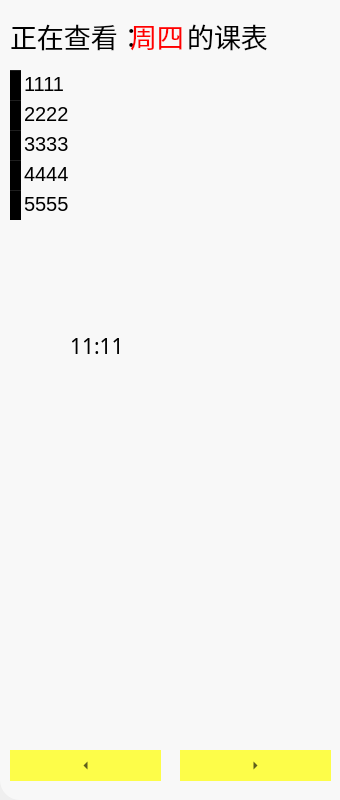
Old version of the form reminder_class.ui in the repository xiefujiang/class_reminder.
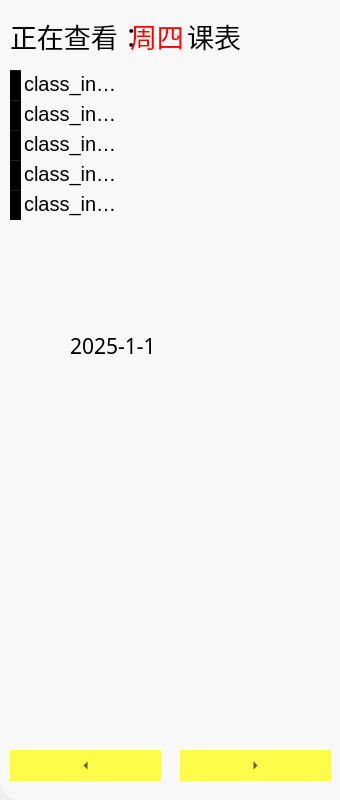
New version of the form.

Diff of the .ui file:
```diff
--- a/reminder_class.ui
+++ b/reminder_class.ui
@@ -19,7 +19,8 @@
    <string>Reminder_class</string>
   </property>
   <property name="styleSheet">
-   <string notr="true">border-bottom-left-radius: 20px;</string>
+   <string notr="true">border-bottom-left-radius: 20px;
+border-top-left-radius:0px;</string>
   </property>
   <widget class="QFrame" name="frame">
    <property name="geometry">
@@ -32,6 +33,7 @@
    </property>
    <property name="styleSheet">
     <string notr="true">border-bottom-left-radius: 20px;
+border-top-left-radius: 0px;
 background-color: rgba(255, 255, 255, 150);</string>
    </property>
    <property name="frameShape">
@@ -111,7 +113,7 @@
      <string notr="true">background-color: rgba(255, 255, 255, 0);</string>
     </property>
     <property name="text">
-     <string>11:11</string>
+     <string>2025-1-1</string>
     </property>
    </widget>
    <widget class="QLabel" name="label_On_Checking">
@@ -133,7 +135,7 @@
      <string notr="true">background-color: rgba(255, 255, 255, 0);</string>
     </property>
     <property name="text">
-     <string>正在查看：      的课表</string>
+     <string>正在查看：      课表</string>
     </property>
    </widget>
    <widget class="QLabel" name="label_Checking_wkday">
@@ -216,27 +218,27 @@
     </column>
     <item row="0" column="0">
      <property name="text">
-      <string>1111</string>
+      <string>class_info_here</string>
      </property>
     </item>
     <item row="1" column="0">
      <property name="text">
-      <string>2222</string>
+      <string>class_info_here</string>
      </property>
     </item>
     <item row="2" column="0">
      <property name="text">
-      <string>3333</string>
+      <string>class_info_here</string>
      </property>
     </item>
     <item row="3" column="0">
      <property name="text">
-      <string>4444</string>
+      <string>class_info_here</string>
      </property>
     </item>
     <item row="4" column="0">
      <property name="text">
-      <string>5555</string>
+      <string>class_info_here</string>
      </property>
     </item>
    </widget>
```
